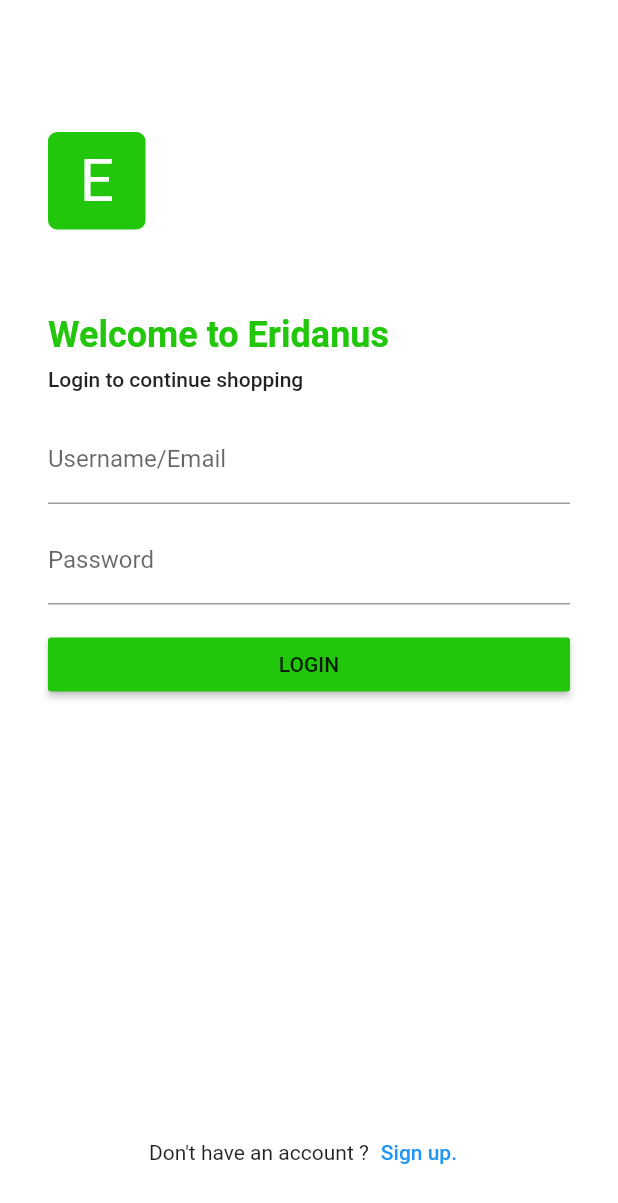
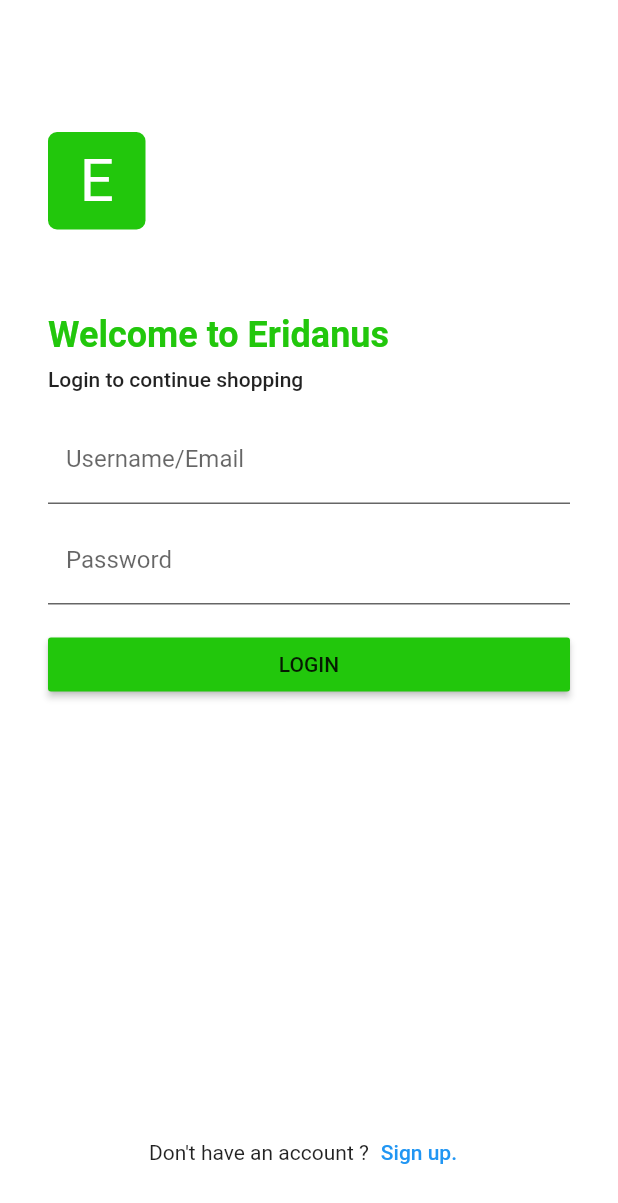
Before and after one commit to gimhantharuke456/xyz_cart, a Flutter app: the LoginScreen screen opened directly, on a phone screen of 412 x 824 dp. Shown: the top 1203 px of the screen. Run offline on Flutter 3.47's test engine with Material 2 defaults, Android fonts, the phone set to English and light mode, and no system bars; our stand-ins replace cached_network_image, dio, shared_preferences; accounts and stored records are empty.

```diff
--- a/lib/utils/app_theme.dart
+++ b/lib/utils/app_theme.dart
@@ -4,4 +4,11 @@ import 'package:xyz_cart/utils/constants.dart';
 ThemeData get appTheme => ThemeData(
       scaffoldBackgroundColor: secondaryColor,
       primaryColor: primaryColor,
+      iconTheme: const IconThemeData(
+        color: Colors.white,
+      ),
+      inputDecorationTheme: const InputDecorationTheme(
+        filled: true,
+        fillColor: Colors.white,
+      ),
     );
```
Also changed, not shown: 1 other file.
